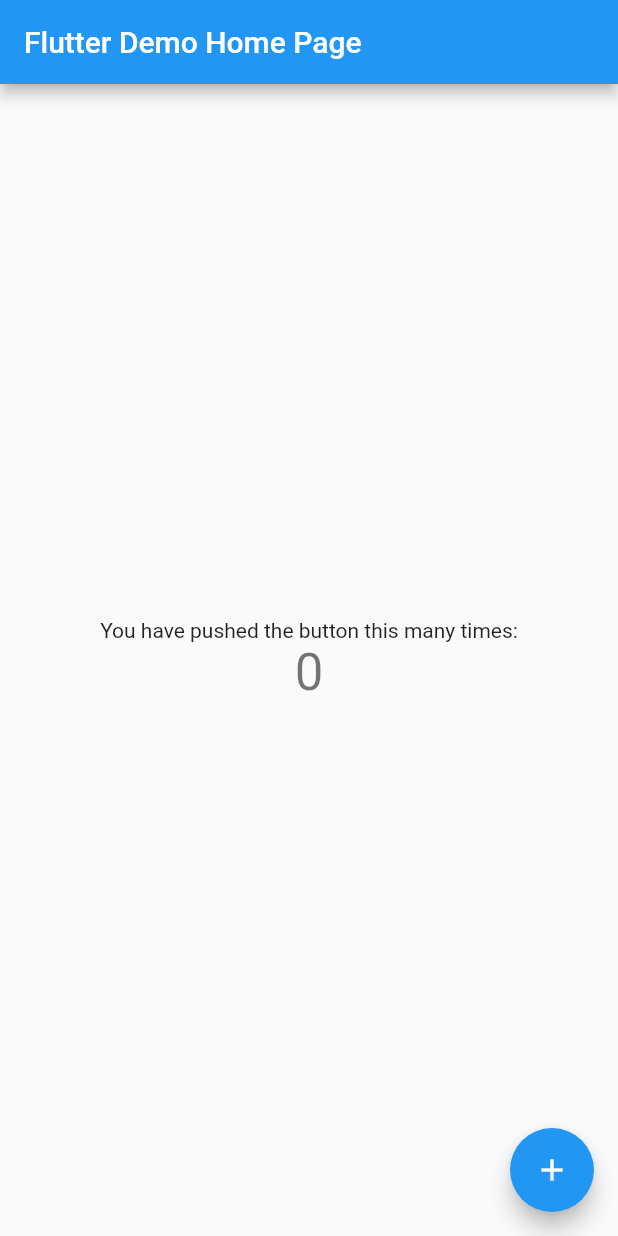
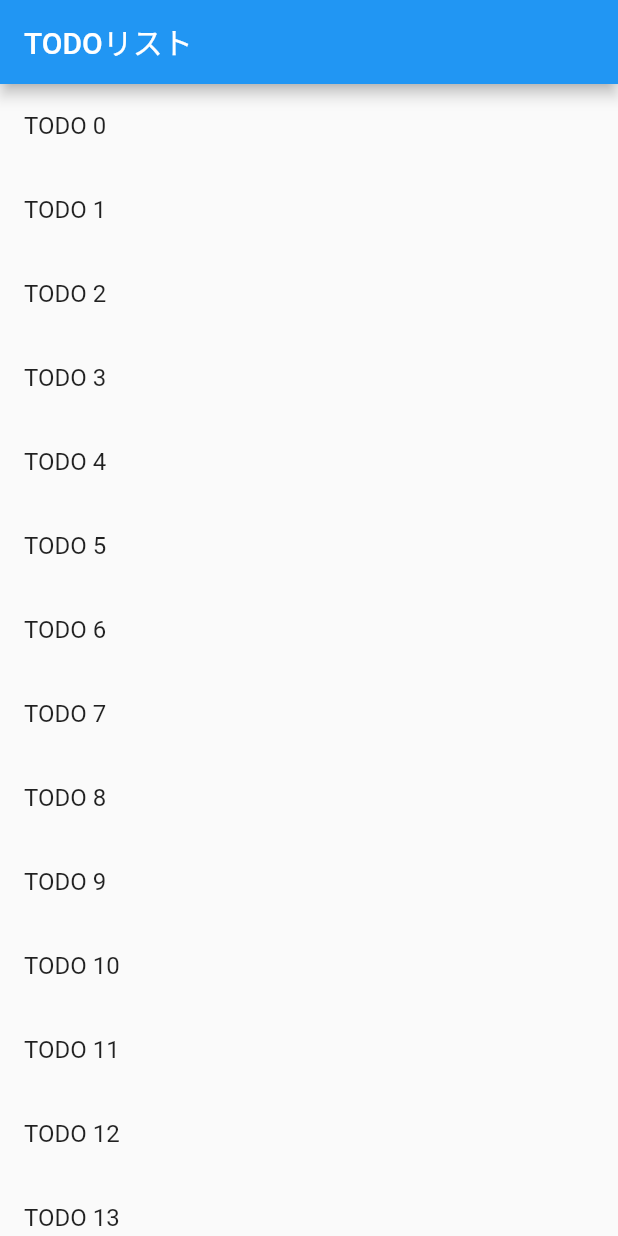
Before and after one commit to akatsuki174/FlutterPractice, a Flutter app: the screen it shows after launch, on a phone screen of 412 x 824 dp. Run offline on Flutter 3.47's test engine with Material 2 defaults, Android fonts, the phone set to English and light mode, and no system bars.

Commit message:
show dummy todo list

```diff
--- a/todo_app/lib/main.dart
+++ b/todo_app/lib/main.dart
@@ -1,117 +1,13 @@
 import 'package:flutter/material.dart';
+import 'package:todoapp/todo.dart';
+import 'package:todoapp/top_screen.dart';
 
-void main() {
-  runApp(MyApp());
-}
-
-class MyApp extends StatelessWidget {
-  // This widget is the root of your application.
-  @override
-  Widget build(BuildContext context) {
-    return MaterialApp(
-      title: 'Flutter Demo',
-      theme: ThemeData(
-        // This is the theme of your application.
-        //
-        // Try running your application with "flutter run". You'll see the
-        // application has a blue toolbar. Then, without quitting the app, try
-        // changing the primarySwatch below to Colors.green and then invoke
-        // "hot reload" (press "r" in the console where you ran "flutter run",
-        // or simply save your changes to "hot reload" in a Flutter IDE).
-        // Notice that the counter didn't reset back to zero; the application
-        // is not restarted.
-        primarySwatch: Colors.blue,
-        // This makes the visual density adapt to the platform that you run
-        // the app on. For desktop platforms, the controls will be smaller and
-        // closer together (more dense) than on mobile platforms.
-        visualDensity: VisualDensity.adaptivePlatformDensity,
-      ),
-      home: MyHomePage(title: 'Flutter Demo Home Page'),
-    );
-  }
-}
-
-class MyHomePage extends StatefulWidget {
-  MyHomePage({Key key, this.title}) : super(key: key);
-
-  // This widget is the home page of your application. It is stateful, meaning
-  // that it has a State object (defined below) that contains fields that affect
-  // how it looks.
-
-  // This class is the configuration for the state. It holds the values (in this
-  // case the title) provided by the parent (in this case the App widget) and
-  // used by the build method of the State. Fields in a Widget subclass are
-  // always marked "final".
-
-  final String title;
-
-  @override
-  _MyHomePageState createState() => _MyHomePageState();
-}
-
-class _MyHomePageState extends State<MyHomePage> {
-  int _counter = 0;
-
-  void _incrementCounter() {
-    setState(() {
-      // This call to setState tells the Flutter framework that something has
-      // changed in this State, which causes it to rerun the build method below
-      // so that the display can reflect the updated values. If we changed
-      // _counter without calling setState(), then the build method would not be
-      // called again, and so nothing would appear to happen.
-      _counter++;
-    });
-  }
-
-  @override
-  Widget build(BuildContext context) {
-    // This method is rerun every time setState is called, for instance as done
-    // by the _incrementCounter method above.
-    //
-    // The Flutter framework has been optimized to make rerunning build methods
-    // fast, so that you can just rebuild anything that needs updating rather
-    // than having to individually change instances of widgets.
-    return Scaffold(
-      appBar: AppBar(
-        // Here we take the value from the MyHomePage object that was created by
-        // the App.build method, and use it to set our appbar title.
-        title: Text(widget.title),
-      ),
-      body: Center(
-        // Center is a layout widget. It takes a single child and positions it
-        // in the middle of the parent.
-        child: Column(
-          // Column is also a layout widget. It takes a list of children and
-          // arranges them vertically. By default, it sizes itself to fit its
-          // children horizontally, and tries to be as tall as its parent.
-          //
-          // Invoke "debug painting" (press "p" in the console, choose the
-          // "Toggle Debug Paint" action from the Flutter Inspector in Android
-          // Studio, or the "Toggle Debug Paint" command in Visual Studio Code)
-          // to see the wireframe for each widget.
-          //
-          // Column has various properties to control how it sizes itself and
-          // how it positions its children. Here we use mainAxisAlignment to
-          // center the children vertically; the main axis here is the vertical
-          // axis because Columns are vertical (the cross axis would be
-          // horizontal).
-          mainAxisAlignment: MainAxisAlignment.center,
-          children: <Widget>[
-            Text(
-              'You have pushed the button this many times:',
-            ),
-            Text(
-              '$_counter',
-              style: Theme.of(context).textTheme.headline4,
-            ),
-          ],
-        ),
-      ),
-      floatingActionButton: FloatingActionButton(
-        onPressed: _incrementCounter,
-        tooltip: 'Increment',
-        child: Icon(Icons.add),
-      ), // This trailing comma makes auto-formatting nicer for build methods.
-    );
-  }
-}
+void main() => runApp(MaterialApp(
+  title: 'Navigation',
+  home: TodoScreen(
+    todos: List<Todo>.generate(20, (index) => Todo(
+      title: 'TODO $index',
+      description: 'TODO $index の詳細',
+    )),
+  ),
+));
--- /dev/null
+++ b/todo_app/lib/todo.dart
@@ -0,0 +1,10 @@
+import 'package:flutter/cupertino.dart';
+
+class Todo {
+  final String title;
+  final String description;
+
+  Todo({ @required this.title, @required this.description})
+  : assert(title != null),
+    assert(description != null);
+}
--- /dev/null
+++ b/todo_app/lib/top_screen.dart
@@ -0,0 +1,28 @@
+import 'package:flutter/cupertino.dart';
+import 'package:flutter/material.dart';
+import 'package:todoapp/todo.dart';
+
+class TodoScreen extends StatelessWidget {
+  final List<Todo> _todos;
+
+  TodoScreen( {Key key, @required List<Todo> todos} )
+  : assert(todos != null),
+  this._todos = todos,
+  super(key: key);
+
+  @override
+  Widget build(BuildContext context) => Scaffold(
+    appBar: AppBar(
+      title: Text('TODOリスト'),
+    ),
+    body: ListView.builder(
+      itemCount: _todos.length,
+      itemBuilder: (context, index) => ListTile(
+        title: Text(_todos[index].title),
+        onTap: () {
+          // TODO
+        },
+      ),
+    ),
+  );
+}
```
